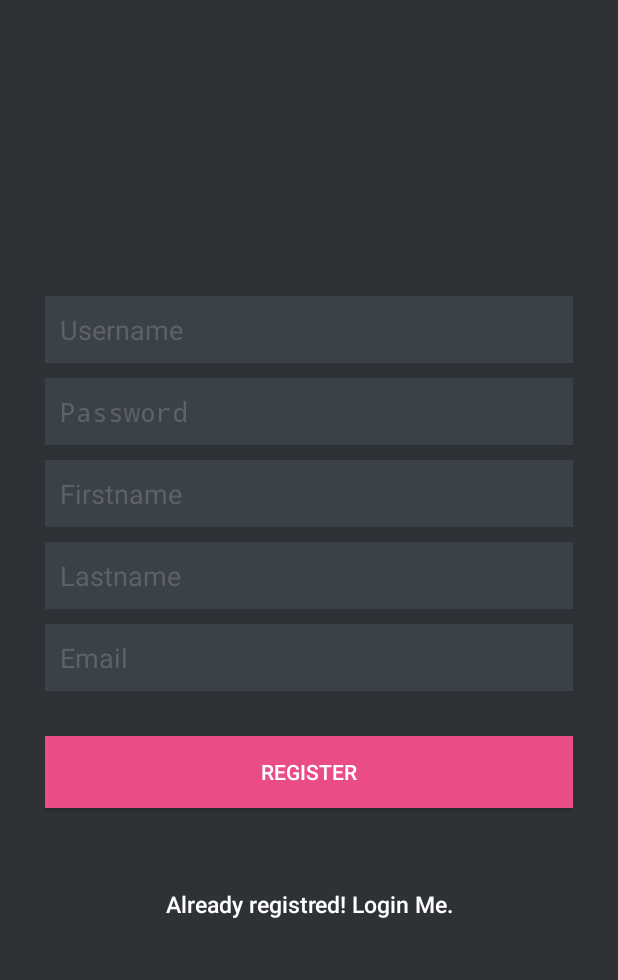
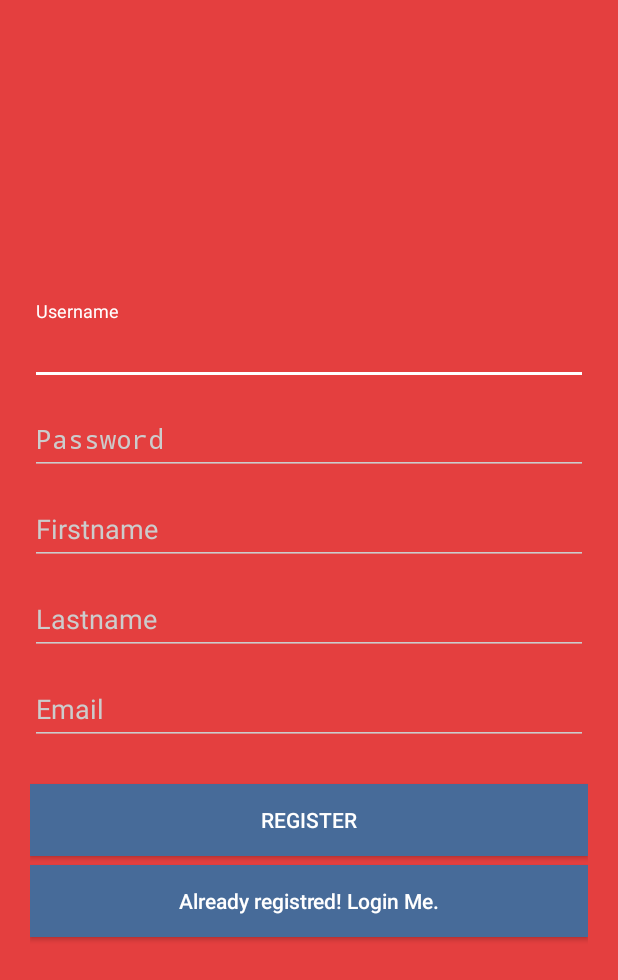
Before and after one commit to 9tarz/shoutout_android, an Android app: the RegisterActivity screen opened directly, with no data from a screen before it, on a phone screen of 412 x 824 dp. Shown: the top 980 px of the screen. Run offline under Robolectric (Android 15) with nearby library versions, the phone set to English and light mode, and no system bars; our stand-ins replace Volley.

Commit message:
remake login and regis ui

```diff
--- /dev/null
+++ b/app/src/debug/res/values/google_maps_api.xml
@@ -0,0 +1,7 @@
+<?xml version="1.0" encoding="utf-8"?>
+
+<resources>
+    <string name="google_maps_key" transtable="false" templateMergeStategy ="preserve">
+        AIzaSyC-gzkXCVP6xqGm4pELUf37v2X3Z3EXK5Y
+    </string>
+</resources>
--- a/app/src/main/AndroidManifest.xml
+++ b/app/src/main/AndroidManifest.xml
@@ -56,7 +56,7 @@
             android:value="@integer/google_play_services_version" />
         <meta-data
             android:name="com.google.android.maps.v2.API_KEY"
-            android:value="@string/google_maps_key" />
+            android:value="AIzaSyC-gzkXCVP6xqGm4pELUf37v2X3Z3EXK5Y" />
         <activity
             android:name="activity.MapsActivity"
             android:label="@string/title_activity_maps" >
--- a/app/src/main/res/layout/activity_login.xml
+++ b/app/src/main/res/layout/activity_login.xml
@@ -2,7 +2,8 @@
 <ScrollView xmlns:android="http://schemas.android.com/apk/res/android"
     android:layout_width="fill_parent"
     android:layout_height="fill_parent"
-    android:fitsSystemWindows="true">
+    android:fitsSystemWindows="true"
+    android:fillViewport="true">
 
     <LinearLayout
         android:layout_width="match_parent"
@@ -11,7 +12,8 @@
         android:orientation="vertical"
         android:paddingTop="56dp"
         android:paddingLeft="20dp"
-        android:paddingRight="20dp">
+        android:paddingRight="20dp"
+        >
 
         <ImageView android:src="@drawable/ic_logo"
             android:layout_width="wrap_content"
@@ -20,7 +22,7 @@
             android:layout_gravity="center_horizontal" />
 
         <android.support.design.widget.TextInputLayout
-            android:layout_width="match_parent"
+            android:layout_width="fill_parent"
             android:layout_height="wrap_content"
             android:layout_marginTop="8dp"
             android:layout_marginBottom="8dp">
@@ -80,21 +82,19 @@
             android:layout_width="fill_parent"
             android:layout_height="wrap_content"
             android:layout_marginTop="24dp"
-            android:layout_marginBottom="24dp"
+            android:layout_marginBottom="0dp"
             android:text="@string/btn_login"/>
 
         <!-- Link to Login Screen -->
 
-        <Button
+        <android.support.v7.widget.AppCompatButton
             android:id="@+id/btnLinkToRegisterScreen"
             android:layout_width="fill_parent"
             android:layout_height="wrap_content"
-            android:layout_marginTop="40dip"
-            android:background="@null"
+            android:layout_marginTop="6dp"
+            android:layout_marginBottom="0dp"
             android:text="@string/btn_link_to_register"
-            android:textAllCaps="false"
-            android:textColor="@color/white"
-            android:textSize="16dip" />
+            android:textAllCaps="false"/>
 
 
     </LinearLayout>
--- a/app/src/main/res/layout/activity_register.xml
+++ b/app/src/main/res/layout/activity_register.xml
@@ -1,108 +1,119 @@
 <?xml version="1.0" encoding="utf-8"?>
-<LinearLayout xmlns:android="http://schemas.android.com/apk/res/android"
+<ScrollView xmlns:android="http://schemas.android.com/apk/res/android"
     android:layout_width="fill_parent"
     android:layout_height="fill_parent"
-    android:background="@color/bg_register"
+    android:fitsSystemWindows="true"
+    android:fillViewport="true">
+    <LinearLayout xmlns:android="http://schemas.android.com/apk/res/android"
+        android:layout_width="match_parent"
+        android:layout_height="wrap_content"
+        android:background="@color/primary"
+        android:orientation="vertical"
+        android:paddingLeft="20dp"
+        android:paddingRight="20dp"
         android:gravity="center"
-    android:orientation="vertical"
-    android:padding="10dp" >
 
-    <LinearLayout
+        >
+        <android.support.design.widget.TextInputLayout
             android:layout_width="fill_parent"
             android:layout_height="wrap_content"
-        android:layout_gravity="center"
-        android:orientation="vertical"
-        android:paddingLeft="20dp"
-        android:paddingRight="20dp" >
-
+            android:layout_marginTop="2dp"
+            android:layout_marginBottom="2dp">
             <EditText
                 android:id="@+id/username"
+                android:layout_width="match_parent"
+                android:layout_height="wrap_content"
+                android:textColor="@color/white"
+                android:inputType="textVisiblePassword|textNoSuggestions"
+                android:hint="@string/hint_username"
+                android:singleLine="true"/>
+        </android.support.design.widget.TextInputLayout>
+
+        <android.support.design.widget.TextInputLayout
+            android:layout_width="match_parent"
+            android:layout_height="wrap_content"
+            android:layout_marginTop="2dp"
+            android:layout_marginBottom="2dp">
+            <EditText
+                android:id="@+id/password"
+                android:layout_width="match_parent"
+                android:layout_height="wrap_content"
+                android:textColor="@color/white"
+                android:inputType="textPassword"
+                android:hint="@string/hint_password"
+                android:singleLine="true"/>
+        </android.support.design.widget.TextInputLayout>
+
+        <android.support.design.widget.TextInputLayout
             android:layout_width="fill_parent"
             android:layout_height="wrap_content"
-            android:layout_marginBottom="10dp"
-            android:background="@color/input_register_bg"
-            android:hint="@string/hint_username"
-            android:padding="10dp"
+            android:layout_marginTop="2dp"
+            android:layout_marginBottom="2dp">
+            <EditText
+                android:id="@+id/firstname"
+                android:layout_width="match_parent"
+                android:layout_height="wrap_content"
+                android:textColor="@color/white"
+                android:hint="@string/hint_firstname"
                 android:singleLine="true"
-            android:inputType="textVisiblePassword|textNoSuggestions"
-            android:textColor="@color/input_register"
-            android:textColorHint="@color/input_register_hint" />
+                android:inputType="textCapWords"/>
+        </android.support.design.widget.TextInputLayout>
 
-        <EditText
-            android:id="@+id/password"
+        <android.support.design.widget.TextInputLayout
             android:layout_width="fill_parent"
             android:layout_height="wrap_content"
-            android:layout_marginBottom="10dp"
-            android:background="@color/input_register_bg"
-            android:hint="@string/hint_password"
-            android:inputType="textPassword"
-            android:padding="10dp"
+            android:layout_marginTop="2dp"
+            android:layout_marginBottom="2dp">
+            <EditText
+                android:id="@+id/lastname"
+                android:layout_width="match_parent"
+                android:layout_height="wrap_content"
+                android:textColor="@color/white"
+                android:hint="@string/hint_lastname"
                 android:singleLine="true"
-            android:textColor="@color/input_register"
-            android:textColorHint="@color/input_register_hint" />
-        <EditText
-            android:id="@+id/firstname"
+                android:inputType="textCapWords"/>
+        </android.support.design.widget.TextInputLayout>
+
+        <android.support.design.widget.TextInputLayout
             android:layout_width="fill_parent"
             android:layout_height="wrap_content"
-            android:layout_marginBottom="10dp"
-            android:background="@color/input_register_bg"
-            android:hint="@string/hint_firstname"
-            android:padding="10dp"
-            android:singleLine="true"
-            android:inputType="textCapWords"
-            android:textColor="@color/input_register"
-            android:textColorHint="@color/input_register_hint" />
-
-        <EditText
-            android:id="@+id/lastname"
-            android:layout_width="fill_parent"
-            android:layout_height="wrap_content"
-            android:layout_marginBottom="10dp"
-            android:background="@color/input_register_bg"
-            android:hint="@string/hint_lastname"
-            android:inputType="textCapWords"
-            android:padding="10dp"
-            android:singleLine="true"
-            android:textColor="@color/input_register"
-            android:textColorHint="@color/input_register_hint" />
-
+            android:layout_marginTop="2dp"
+            android:layout_marginBottom="2dp">
             <EditText
                 android:id="@+id/email"
-            android:layout_width="fill_parent"
+                android:layout_width="match_parent"
                 android:layout_height="wrap_content"
-            android:layout_marginBottom="10dp"
-            android:background="@color/input_register_bg"
+                android:textColor="@color/white"
                 android:hint="@string/hint_email"
-            android:inputType="textEmailAddress"
-            android:padding="10dp"
                 android:singleLine="true"
-            android:textColor="@color/input_register"
-            android:textColorHint="@color/input_register_hint" />
+                android:inputType="textEmailAddress"/>
+        </android.support.design.widget.TextInputLayout>
 
-
-        <!-- Login Button -->
-
-        <Button
+        <!-- Link to Register -->
+        <android.support.v7.widget.AppCompatButton
             android:id="@+id/btnRegister"
             android:layout_width="fill_parent"
             android:layout_height="wrap_content"
-            android:layout_marginTop="20dip"
-            android:background="#ea4c88"
+            android:layout_marginTop="24dp"
+            android:layout_marginBottom="0dp"
             android:text="@string/btn_register"
-            android:textColor="@color/white" />
+            android:background="#476b99"
+            android:textColor="@color/white"
+            />
+
 
         <!-- Link to Login Screen -->
 
-        <Button
+        <android.support.v7.widget.AppCompatButton
             android:id="@+id/btnLinkToLoginScreen"
             android:layout_width="fill_parent"
             android:layout_height="wrap_content"
-            android:layout_marginTop="40dip"
-            android:background="@null"
+            android:layout_marginTop="6dp"
+            android:layout_marginBottom="0dp"
             android:text="@string/btn_link_to_login"
             android:textAllCaps="false"
-            android:textColor="@color/white"
-            android:textSize="15dp" />
-    </LinearLayout>
+            android:background="#476b99"
+            android:textColor="@color/white"/>
 
     </LinearLayout>
+</ScrollView>
```
Also changed, not shown: 5 other files. Lines whose indentation alone changed are shown as unchanged.
